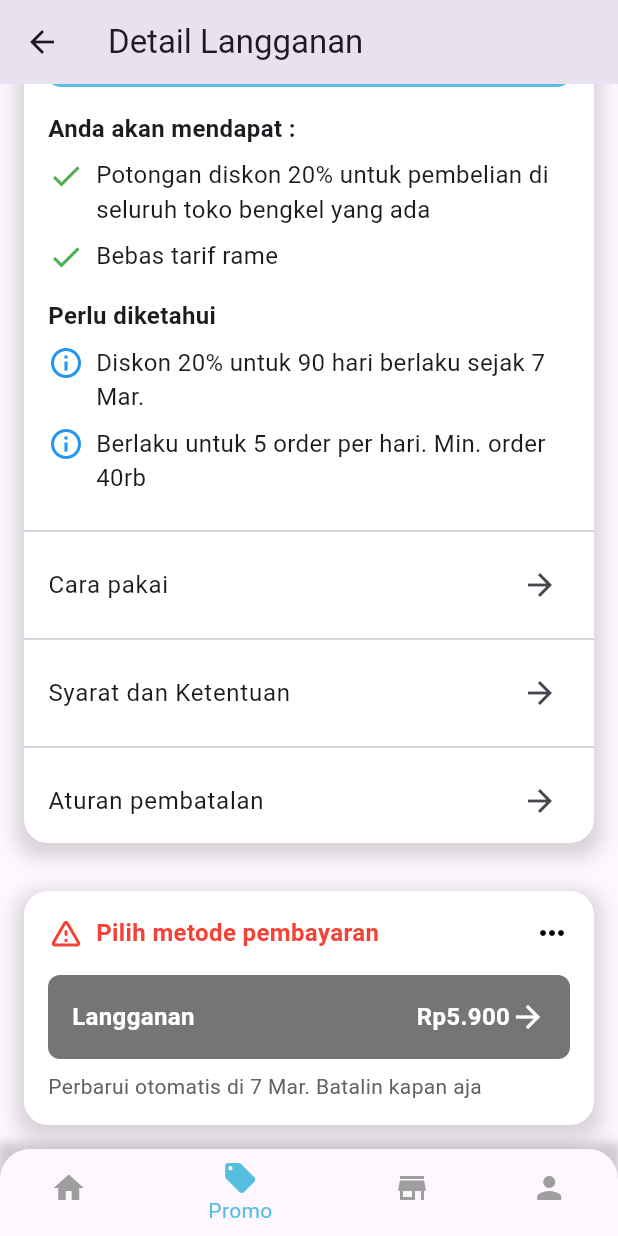
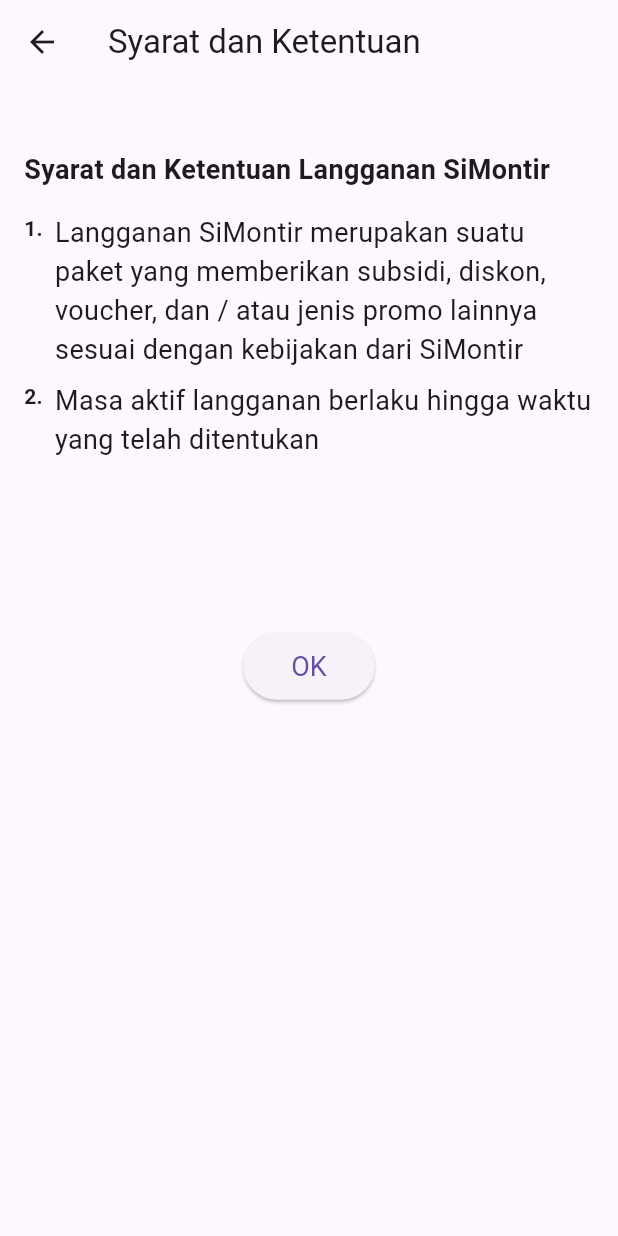
Before and after one commit to yogaacor/SiMontir, a Flutter app: the DetailLanggananPage screen opened directly, scrolled down 107 dp, after a tap on "Syarat dan Ketentuan", on a phone screen of 412 x 824 dp. Run offline on Flutter 3.47's test engine with Material 3 defaults, Android fonts, the phone set to English and light mode, and no system bars; our stand-ins replace google_maps_flutter, location.

Commit message:
UI-syarat_langganan

```diff
--- a/lib/detaillangganan.dart
+++ b/lib/detaillangganan.dart
@@ -1,6 +1,7 @@
 import 'package:flutter/material.dart';
 import 'pesanmontir.dart';
 import 'caralangganan.dart';
+import 'syaratlangganan.dart';
 
 class DetailLanggananPage extends StatelessWidget {
   void _onBottomNavTapped(int index, BuildContext context) {
@@ -10,7 +11,6 @@
         MaterialPageRoute(builder: (context) => PesanMontirPage()),
       );
     }
-
   }
 
   @override
@@ -158,7 +158,10 @@
                       title: Text('Syarat dan Ketentuan'),
                       trailing: Icon(Icons.arrow_forward),
                       onTap: () {
-                        // Handle navigation to Syarat dan Ketentuan page
+                        Navigator.push(
+                          context,
+                          MaterialPageRoute(builder: (context) => SyaratLanggananPage()),
+                        );
                       },
                     ),
                     Divider(),
@@ -166,7 +169,6 @@
                       title: Text('Aturan pembatalan'),
                       trailing: Icon(Icons.arrow_forward),
                       onTap: () {
-                        // Handle navigation to Aturan pembatalan page
                       },
                     ),
                   ],
--- /dev/null
+++ b/lib/syaratlangganan.dart
@@ -0,0 +1,80 @@
+import 'package:flutter/material.dart';
+
+class SyaratLanggananPage extends StatelessWidget {
+  @override
+  Widget build(BuildContext context) {
+    return Scaffold(
+      appBar: AppBar(
+        title: Text('Syarat dan Ketentuan'),
+        leading: IconButton(
+          icon: Icon(Icons.arrow_back),
+          onPressed: () {
+            Navigator.pop(context);
+          },
+        ),
+      ),
+      body: Padding(
+        padding: const EdgeInsets.all(16.0),
+        child: Column(
+          crossAxisAlignment: CrossAxisAlignment.start,
+          children: [
+            SizedBox(height: 28),
+            Text(
+              'Syarat dan Ketentuan Langganan SiMontir',
+              style: TextStyle(fontSize: 18, fontWeight: FontWeight.bold),
+            ),
+            SizedBox(height: 16),
+            _buildNumberedText(
+              'Langganan SiMontir merupakan suatu paket yang memberikan subsidi, diskon, voucher, dan / atau jenis promo lainnya sesuai dengan kebijakan dari SiMontir',
+              'Masa aktif langganan berlaku hingga waktu yang telah ditentukan',
+            ),
+            Spacer(),
+            Center(
+              child: ElevatedButton(
+                onPressed: () {
+                  Navigator.pop(context);
+                },
+                child: Text('OK', style: TextStyle(fontSize: 18)),
+                style: ElevatedButton.styleFrom(
+                  padding: EdgeInsets.symmetric(horizontal: 32, vertical: 12),
+                  textStyle: TextStyle(fontSize: 18),
+                ),
+              ),
+            ),
+            SizedBox(height: 340),
+          ],
+        ),
+      ),
+    );
+  }
+
+  Widget _buildNumberedText(String line1, String line2) {
+    return Column(
+      crossAxisAlignment: CrossAxisAlignment.start,
+      children: [
+        _buildTextBlock('1.', line1),
+        SizedBox(height: 8),
+        _buildTextBlock('2.', line2),
+      ],
+    );
+  }
+
+  Widget _buildTextBlock(String number, String text) {
+    return Row(
+      crossAxisAlignment: CrossAxisAlignment.start,
+      children: [
+        Text(
+          number,
+          style: TextStyle(fontSize: 14, fontWeight: FontWeight.bold),
+        ),
+        SizedBox(width: 8),
+        Expanded(
+          child: Text(
+            text,
+            style: TextStyle(fontSize: 18),
+          ),
+        ),
+      ],
+    );
+  }
+}
```
